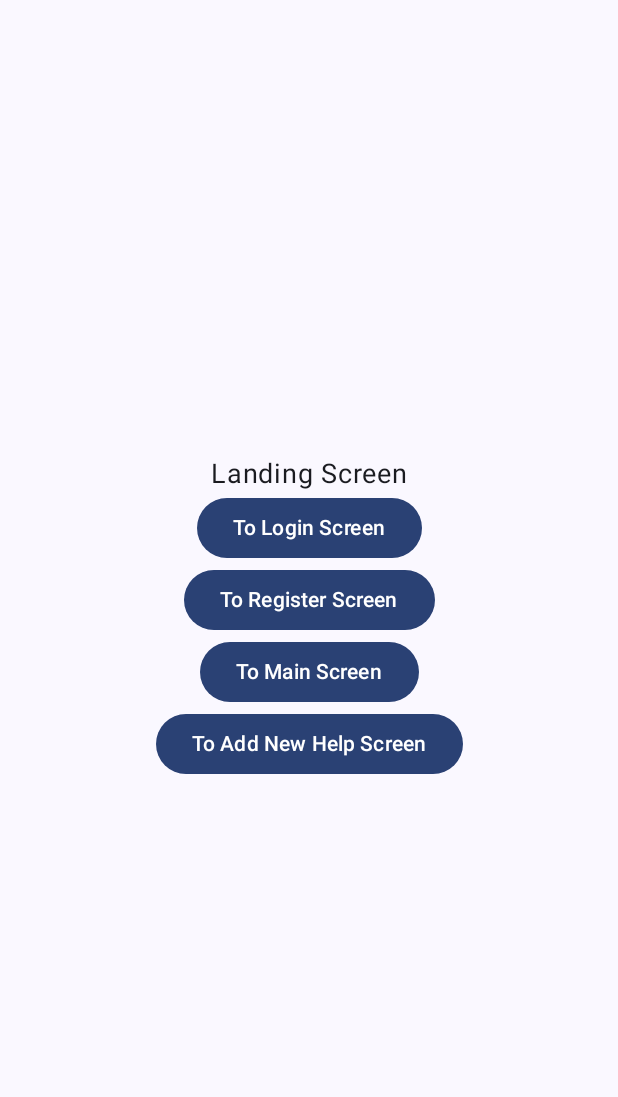
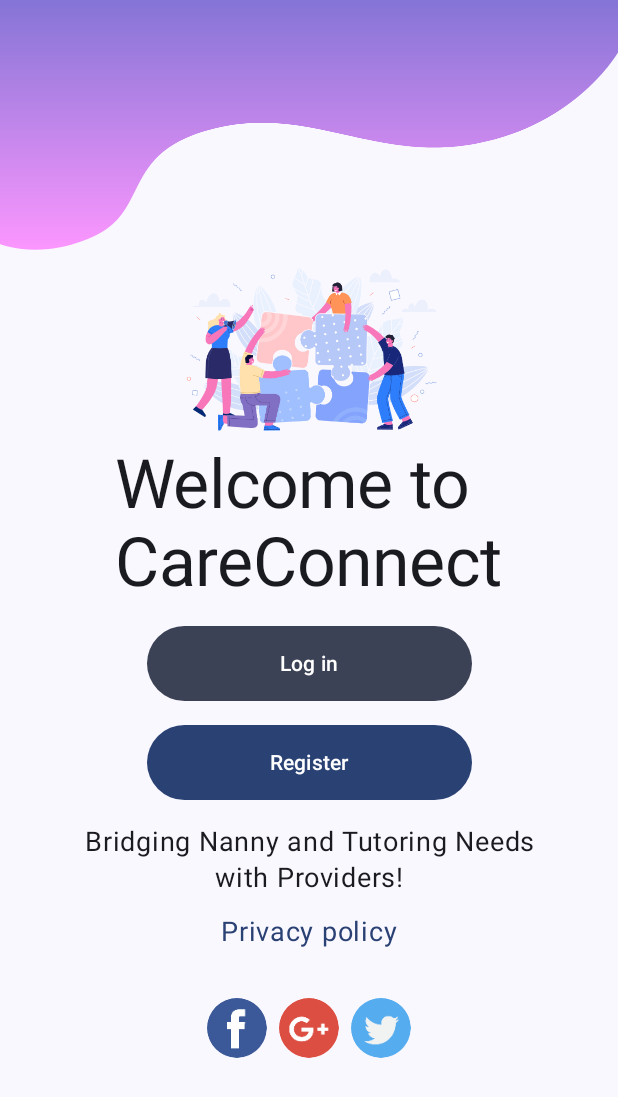
Before and after one commit to MobileDevelopmentProject-Group2/HelpAndHelpersApp, an Android app built with Jetpack Compose: the screen it shows after launch (MainActivity), on a phone screen of 412 x 824 dp. Shown: the top 1097 px of the screen. Run offline under Robolectric (Android 15) with nearby library versions, the phone set to English and light mode, and no system bars.

Commit message:
initial screen.botton color should be changed

```diff
--- a/app/src/main/java/com/example/helpersapp/MainActivity.kt
+++ b/app/src/main/java/com/example/helpersapp/MainActivity.kt
@@ -53,8 +53,7 @@ fun AppLayout(usersViewModel: ViewModel, helpViewModel: HelpViewModel) {
     ) {
         composable("home") {
             LandingScreen(
-                navController,
-                usersViewModel
+                navController
             )
         }
         composable("main") {
--- a/app/src/main/java/com/example/helpersapp/ui/screens/LandingScreen.kt
+++ b/app/src/main/java/com/example/helpersapp/ui/screens/LandingScreen.kt
@@ -1,18 +1,128 @@
 package com.example.helpersapp.ui.screens
 
+import androidx.compose.foundation.Image
 import androidx.compose.foundation.layout.Arrangement
 import androidx.compose.foundation.layout.Column
+import androidx.compose.foundation.layout.Row
+import androidx.compose.foundation.layout.Spacer
 import androidx.compose.foundation.layout.fillMaxSize
+import androidx.compose.foundation.layout.fillMaxWidth
+import androidx.compose.foundation.layout.height
+import androidx.compose.foundation.layout.padding
 import androidx.compose.material3.Button
+import androidx.compose.material3.ButtonDefaults
+import androidx.compose.material3.IconButton
+import androidx.compose.material3.MaterialTheme
 import androidx.compose.material3.Text
+import androidx.compose.material3.TextButton
 import androidx.compose.runtime.Composable
 import androidx.compose.ui.Alignment
 import androidx.compose.ui.Modifier
-import androidx.lifecycle.ViewModel
+import androidx.compose.ui.platform.LocalFocusManager
+import androidx.compose.ui.res.painterResource
+import androidx.compose.ui.text.style.TextAlign
+import androidx.compose.ui.unit.dp
 import androidx.navigation.NavController
+import com.example.helpersapp.R
+
+
 
 @Composable
-fun LandingScreen(navController: NavController, usersViewModel: ViewModel) {
+fun LandingScreen(navController: NavController) {
+    LocalFocusManager.current
+    Column(
+        modifier = Modifier.fillMaxSize(),
+        verticalArrangement = Arrangement.Top,
+        horizontalAlignment = Alignment.CenterHorizontally
+    ) {
+        Image(
+            painter = painterResource(id = R.mipmap.top_background),
+            contentDescription = null,
+            modifier = Modifier.fillMaxWidth()
+        )
+        Image(
+            painter = painterResource(id = R.mipmap.logo),
+            contentDescription = null,
+            modifier = Modifier.height(130.dp)
+        )
+        Text(
+            text = "Welcome to \n" +
+                    "CareConnect",
+            modifier = Modifier.align(Alignment.CenterHorizontally),
+            style = MaterialTheme.typography.displayMedium
+        )
+
+        Spacer(modifier = Modifier.height(16.dp))
+
+        Button(
+            onClick = { navController.navigate("login") },
+            modifier = Modifier
+                .fillMaxWidth(0.6f)
+                .height(50.dp)
+                .padding(horizontal = 15.dp),
+            colors = ButtonDefaults.buttonColors(
+                containerColor = MaterialTheme.colorScheme.secondary,
+                contentColor = MaterialTheme.colorScheme.onPrimary
+            )
+
+        ) {
+            Text("Log in")
+        }
+
+        Spacer(modifier = Modifier.height(16.dp))
+
+        Button(
+            onClick = { navController.navigate("register") },
+            modifier = Modifier
+                .fillMaxWidth(0.6f)
+                .height(50.dp)
+                .padding(horizontal = 15.dp)
+        )
+        {
+            Text(text = "Register")
+        }
+
+        Spacer(modifier = Modifier.height(16.dp))
+
+        Text(
+            text = "Bridging Nanny and Tutoring Needs\nwith Providers!",
+            modifier = Modifier.align(Alignment.CenterHorizontally),
+            textAlign = TextAlign.Center
+
+        )
+
+        TextButton(onClick = { navController.navigate("register") }) {
+            Text("Privacy policy", style = MaterialTheme.typography.bodyLarge)
+        }
+
+        SodaLogo2()
+    }
+}
+
+@Composable
+fun SodaLogo2() {
+    val socialLogos = listOf(R.mipmap.facebook, R.mipmap.google, R.mipmap.twitter)
+    Row(
+        modifier = Modifier
+            .fillMaxWidth()
+            .padding(16.dp),
+        horizontalArrangement = Arrangement.Absolute.Center
+    ) {
+        socialLogos.forEach { logoRes ->
+            IconButton(onClick = { /* TODO: Add action for social media */ }) {
+                Image(
+                    painter = painterResource(id = logoRes),
+                    contentDescription = "Social media",
+                )
+            }
+        }
+    }
+}
+
+
+
+/*
+{
     Column(
         modifier = Modifier.fillMaxSize(),
         verticalArrangement = Arrangement.Center,
@@ -35,3 +145,4 @@ fun LandingScreen(navController: NavController, usersViewModel: ViewModel) {
         }
     }
 }
+*/
```
